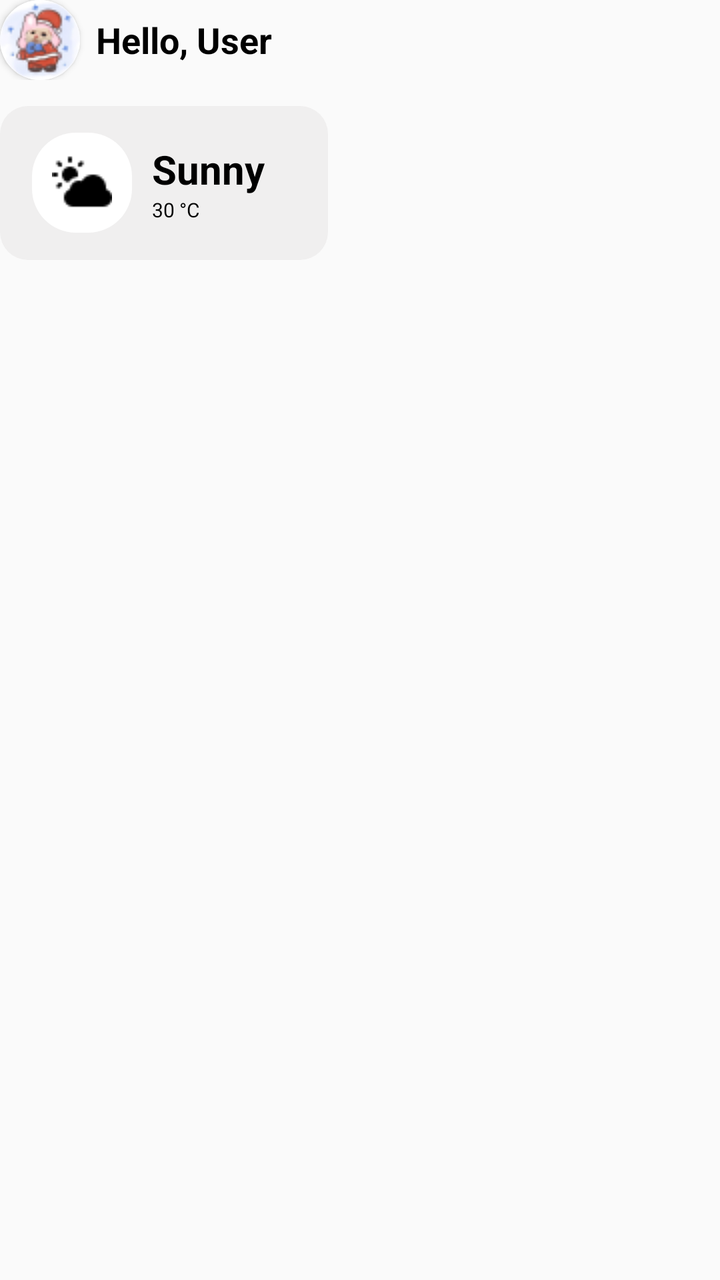
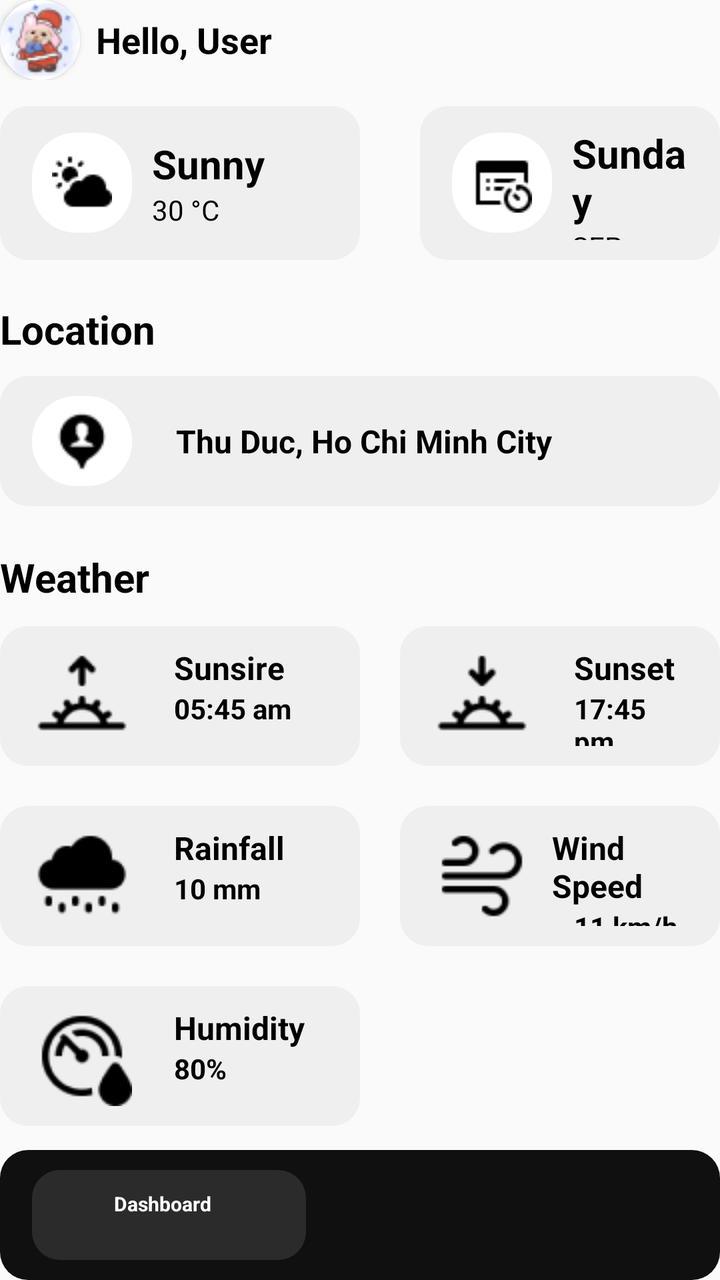

An Android layout rendered at two revisions. The XML below is the earlier revision; the diff shows what the commit changed to produce the second picture.
<!-- AndroidManifest.xml: application theme Theme.Weather_app -->
<!-- res/layout/dashboard.xml -->
<?xml version="1.0" encoding="utf-8"?>
<RelativeLayout xmlns:android="http://schemas.android.com/apk/res/android"
    android:layout_width="match_parent"
    android:layout_height="match_parent"
    xmlns:app="http://schemas.android.com/apk/res-auto"
    android:layout_marginLeft="16dp"
    android:layout_marginRight="16dp"
    android:layout_marginBottom="24dp"
    android:layout_marginTop="16dp">
    <RelativeLayout
        android:id="@+id/RLAvatar"
        android:layout_width="match_parent"
        android:layout_height="wrap_content">
        <androidx.cardview.widget.CardView
            android:id="@+id/CVavataruser"
            android:layout_width="40dp"
            android:layout_height="40dp"
            app:cardCornerRadius="20dp"
            >
            <ImageView
                android:layout_width="40dp"
                android:layout_height="40dp"
                android:background="@drawable/avt"/>

        </androidx.cardview.widget.CardView>
        <TextView
            android:layout_width="wrap_content"
            android:layout_height="wrap_content"
            android:text="Hello, User"
            android:textStyle="bold"
            android:textSize="18dp"
            android:layout_toRightOf="@+id/CVavataruser"
            android:layout_marginLeft="8dp"
            android:layout_centerVertical="true"
            android:textColor="@color/black"
            />
    </RelativeLayout>
    <RelativeLayout
        android:layout_width="match_parent"
        android:layout_height="wrap_content"
        android:layout_below="@id/RLAvatar"
        android:layout_marginTop="13dp">

        <RelativeLayout
            android:layout_width="164dp"
            android:layout_height="77dp"
            android:background="@drawable/rectangle_inputtext">

            <RelativeLayout
                android:id="@+id/RLcirclewhite"
                android:layout_width="50dp"
                android:layout_height="50dp"
                android:layout_centerVertical="true"
                android:background="@drawable/circle_square">

                <ImageView
                    android:layout_width="30dp"
                    android:layout_height="30dp"
                    android:layout_centerInParent="true"
                    android:background="@drawable/cloud" />
            </RelativeLayout>
            <RelativeLayout
                android:layout_width="wrap_content"
                android:layout_height="wrap_content"
                android:layout_toRightOf="@id/RLcirclewhite"
                android:layout_marginLeft="10dp"
                android:layout_centerVertical="true"
                >
                <TextView
                    android:id="@+id/TVsunny"
                    android:textSize="20dp"
                    android:textStyle="bold"
                    android:textColor="@color/black"
                    android:layout_width="wrap_content"
                    android:layout_height="wrap_content"
                    android:text="Sunny"/>
                <TextView
                    android:id="@+id/TVtemp"
                    android:layout_below="@+id/TVsunny"
                    android:layout_width="wrap_content"
                    android:layout_height="wrap_content"
                    android:textSize="10dp"
                    android:textColor="@color/black"
                    android:text="30 °C"/>
            </RelativeLayout>

        </RelativeLayout>

    </RelativeLayout>


</RelativeLayout>
<!-- resources referenced by this layout -->
<resources>
  <color name="black">#FF000000</color>
  <!-- drawable avt: png bitmap (drawable, 3489 bytes) -->
  <!-- drawable circle_square (drawable) -->
  <?xml version="1.0" encoding="utf-8"?>
  <shape xmlns:android="http://schemas.android.com/apk/res/android">
      <solid android:color="@color/white"/>
      <corners android:radius="22dp" />
  
  
  </shape>
  <!-- drawable cloud: png bitmap (drawable, 489 bytes) -->
  <!-- drawable rectangle_inputtext (drawable) -->
  <?xml version="1.0" encoding="utf-8"?>
  <shape xmlns:android="http://schemas.android.com/apk/res/android">
      <solid android:color="#F0EFEF"/>
      <corners android:radius="14dp" />
      <padding android:bottom="10dp" android:left="16dp" android:right="16dp" android:top="10dp"/>
  </shape>
  <style name="Theme.Weather_app" parent="Base.Theme.Weather_app" />
  <color name="white">#FFFFFFFF</color>
  <style name="Base.Theme.Weather_app" parent="Theme.AppCompat.Light.NoActionBar">
          
          
      </style>
</resources>

<!-- the commit's change to res/layout/dashboard.xml (unified diff, before → after) -->
@@ -5,7 +5,7 @@
     xmlns:app="http://schemas.android.com/apk/res-auto"
     android:layout_marginLeft="16dp"
     android:layout_marginRight="16dp"
-    android:layout_marginBottom="24dp"
+    android:layout_marginBottom="16dp"
     android:layout_marginTop="16dp">
     <RelativeLayout
         android:id="@+id/RLAvatar"
@@ -36,13 +36,15 @@
             />
     </RelativeLayout>
     <RelativeLayout
+        android:id="@+id/RLtemptoday"
         android:layout_width="match_parent"
         android:layout_height="wrap_content"
         android:layout_below="@id/RLAvatar"
         android:layout_marginTop="13dp">
 
         <RelativeLayout
-            android:layout_width="164dp"
+            android:id="@+id/RLtemp"
+            android:layout_width="180dp"
             android:layout_height="77dp"
             android:background="@drawable/rectangle_inputtext">
 
@@ -64,8 +66,7 @@
                 android:layout_height="wrap_content"
                 android:layout_toRightOf="@id/RLcirclewhite"
                 android:layout_marginLeft="10dp"
-                android:layout_centerVertical="true"
-                >
+                android:layout_centerVertical="true">
                 <TextView
                     android:id="@+id/TVsunny"
                     android:textSize="20dp"
@@ -79,14 +80,323 @@
                     android:layout_below="@+id/TVsunny"
                     android:layout_width="wrap_content"
                     android:layout_height="wrap_content"
-                    android:textSize="10dp"
+                    android:textSize="14dp"
                     android:textColor="@color/black"
                     android:text="30 °C"/>
             </RelativeLayout>
 
         </RelativeLayout>
-
+        <RelativeLayout
+            android:id="@+id/RLday"
+            android:layout_width="180dp"
+            android:layout_height="77dp"
+            android:layout_toRightOf="@id/RLtemp"
+            android:layout_marginLeft="30dp"
+            android:background="@drawable/rectangle_inputtext">
+            
+            <RelativeLayout
+                android:id="@+id/RLcirclewhite2"
+                android:layout_width="50dp"
+                android:layout_height="50dp"
+                android:background="@drawable/circle_square"
+                android:layout_centerVertical="true">
+
+                <ImageView
+                    android:layout_width="30dp"
+                    android:layout_height="30dp"
+                    android:background="@drawable/calender"
+                    android:layout_centerInParent="true"/>
+            </RelativeLayout>
+            <RelativeLayout
+                android:layout_width="wrap_content"
+                android:layout_height="wrap_content"
+                android:layout_toRightOf="@id/RLcirclewhite2"
+                android:layout_centerVertical="true"
+                android:layout_marginLeft="10dp">
+                <TextView
+                    android:id="@+id/TVdayofweek"
+                    android:layout_width="wrap_content"
+                    android:layout_height="wrap_content"
+                    android:text="Sunday"
+                    android:textColor="@color/black"
+                    android:textStyle="bold"
+                    android:textSize="20dp"/>
+                <TextView
+                    android:id="@+id/TVmonthyear"
+                    android:layout_width="wrap_content"
+                    android:layout_height="wrap_content"
+                    android:layout_below="@id/TVdayofweek"
+                    android:text="SEP 2023"
+                    android:textSize="14dp"
+                    android:textColor="@color/black"/>
+            </RelativeLayout>
+        </RelativeLayout>
     </RelativeLayout>
-
-
+    <RelativeLayout
+        android:id="@+id/RLlocation"
+        android:layout_width="380dp"
+        android:layout_height="102dp"
+        android:layout_below="@id/RLtemptoday"
+        android:layout_marginTop="21dp">
+        <TextView
+            android:id="@+id/TVlocation"
+            android:layout_width="wrap_content"
+            android:layout_height="wrap_content"
+            android:text="Location"
+            android:textStyle="bold"
+            android:textSize="20dp"
+            android:textColor="@color/black"/>
+        <RelativeLayout
+            android:layout_width="match_parent"
+            android:layout_height="70dp"
+            android:layout_below="@id/TVlocation"
+            android:layout_marginTop="10dp"
+            android:background="@drawable/rectangle_inputtext">
+            <RelativeLayout
+                android:id="@+id/RLlocation1"
+                android:layout_width="50dp"
+                android:layout_height="50dp"
+                android:layout_centerVertical="true"
+                android:background="@drawable/circle_square">
+                <ImageView
+                    android:layout_width="30dp"
+                    android:layout_height="30dp"
+                    android:background="@drawable/location"
+                    android:layout_centerInParent="true"/>
+            </RelativeLayout>
+            <RelativeLayout
+                android:layout_width="wrap_content"
+                android:layout_height="wrap_content"
+                android:layout_toRightOf="@id/RLlocation1"
+                android:layout_centerVertical="true"
+                android:layout_marginLeft="22dp">
+                <TextView
+                    android:layout_width="wrap_content"
+                    android:layout_height="wrap_content"
+                    android:text="Thu Duc, Ho Chi Minh City"
+                    android:textStyle="bold"
+                    android:textColor="@color/black"
+                    android:textSize="16dp"/>
+            </RelativeLayout>
+        </RelativeLayout>
+    </RelativeLayout>
+
+    <RelativeLayout
+        android:id="@+id/RLweather"
+        android:layout_width="380dp"
+        android:layout_height="290dp"
+        android:layout_below="@id/RLlocation"
+        android:layout_marginTop="22dp">
+
+        <TextView
+            android:id="@+id/TVweather"
+            android:layout_width="wrap_content"
+            android:layout_height="wrap_content"
+            android:text="Weather"
+            android:textColor="@color/black"
+            android:textSize="20dp"
+            android:textStyle="bold" />
+
+        <RelativeLayout
+
+            android:layout_width="180dp"
+            android:layout_height="70dp"
+            android:layout_below="@+id/TVweather"
+            android:layout_marginTop="11dp"
+            android:background="@drawable/rectangle_inputtext">
+
+            <ImageView
+                android:id="@+id/IMsunsire"
+                android:layout_width="50dp"
+                android:layout_height="50dp"
+                android:layout_centerVertical="true"
+                android:background="@drawable/sunrise" />
+
+            <TextView
+                android:id="@+id/TVsunsire"
+                android:layout_width="wrap_content"
+                android:layout_height="wrap_content"
+                android:layout_marginLeft="21dp"
+                android:layout_toRightOf="@+id/IMsunsire"
+                android:text="Sunsire"
+                android:textColor="@color/black"
+                android:textSize="16dp"
+                android:textStyle="bold" />
+
+            <TextView
+                android:layout_width="wrap_content"
+                android:layout_height="wrap_content"
+                android:layout_below="@+id/TVsunsire"
+                android:layout_marginLeft="21dp"
+                android:layout_toRightOf="@id/IMsunsire"
+                android:text="05:45 am"
+                android:textColor="@color/black"
+                android:textStyle="bold" />
+        </RelativeLayout>
+
+        <RelativeLayout
+            android:layout_width="180dp"
+            android:layout_height="70dp"
+            android:layout_below="@id/TVweather"
+            android:layout_marginLeft="200dp"
+            android:layout_marginTop="11dp"
+            android:background="@drawable/rectangle_inputtext">
+
+            <ImageView
+                android:id="@+id/IMsunset"
+                android:layout_width="50dp"
+                android:layout_height="50dp"
+                android:layout_centerVertical="true"
+                android:background="@drawable/sunset" />
+
+            <TextView
+                android:id="@+id/TVsunset"
+                android:layout_width="wrap_content"
+                android:layout_height="wrap_content"
+                android:layout_marginLeft="21dp"
+                android:layout_toRightOf="@id/IMsunset"
+                android:text="Sunset"
+                android:textColor="@color/black"
+                android:textSize="16dp"
+                android:textStyle="bold" />
+
+            <TextView
+                android:layout_width="wrap_content"
+                android:layout_height="wrap_content"
+                android:layout_below="@id/TVsunset"
+                android:layout_marginLeft="21dp"
+                android:layout_toRightOf="@id/IMsunset"
+                android:text="17:45 pm"
+                android:textColor="@color/black"
+                android:textStyle="bold" />
+        </RelativeLayout>
+
+        <RelativeLayout
+            android:layout_width="180dp"
+            android:layout_height="70dp"
+            android:layout_below="@id/TVweather"
+            android:layout_marginTop="101dp"
+            android:background="@drawable/rectangle_inputtext">
+
+            <ImageView
+                android:id="@+id/IMrainfall"
+                android:layout_width="50dp"
+                android:layout_height="50dp"
+                android:layout_centerVertical="true"
+                android:background="@drawable/rainfall" />
+
+            <TextView
+                android:id="@+id/TVrainfall"
+                android:layout_width="wrap_content"
+                android:layout_height="wrap_content"
+                android:layout_marginLeft="21dp"
+                android:layout_toRightOf="@id/IMrainfall"
+                android:text="Rainfall"
+                android:textColor="@color/black"
+                android:textSize="16dp"
+                android:textStyle="bold" />
+
+            <TextView
+                android:layout_width="wrap_content"
+                android:layout_height="wrap_content"
+                android:layout_below="@+id/TVrainfall"
+                android:layout_marginLeft="21dp"
+                android:layout_toRightOf="@id/IMrainfall"
+                android:text="10 mm"
+                android:textColor="@color/black"
+                android:textStyle="bold" />
+        </RelativeLayout>
+
+        <RelativeLayout
+            android:layout_width="180dp"
+            android:layout_height="70dp"
+            android:layout_below="@id/TVweather"
+            android:layout_marginLeft="200dp"
+            android:layout_marginTop="101dp"
+            android:background="@drawable/rectangle_inputtext">
+
+            <ImageView
+                android:id="@+id/IMwindspeed"
+                android:layout_width="50dp"
+                android:layout_height="50dp"
+                android:layout_centerVertical="true"
+                android:background="@drawable/windspeed" />
+
+            <TextView
+                android:id="@+id/TVwindspeed"
+                android:layout_width="wrap_content"
+                android:layout_height="wrap_content"
+                android:layout_marginLeft="10dp"
+                android:layout_toRightOf="@id/IMwindspeed"
+                android:text="Wind Speed"
+                android:textColor="@color/black"
+                android:textSize="16dp"
+                android:textStyle="bold" />
+
+            <TextView
+                android:layout_width="wrap_content"
+                android:layout_height="wrap_content"
+                android:layout_below="@id/TVwindspeed"
+                android:layout_marginLeft="21dp"
+                android:layout_toRightOf="@id/IMwindspeed"
+                android:text="11 km/h"
+                android:textColor="@color/black"
+                android:textStyle="bold" />
+        </RelativeLayout>
+
+        <RelativeLayout
+            android:layout_width="180dp"
+            android:layout_height="70dp"
+            android:layout_below="@id/TVweather"
+            android:layout_marginTop="191dp"
+            android:background="@drawable/rectangle_inputtext">
+            <ImageView
+                android:id="@+id/IMhumidity"
+                android:layout_width="50dp"
+                android:layout_height="50dp"
+                android:background="@drawable/humidity"
+                android:layout_centerVertical="true"/>
+            <TextView
+                android:id="@+id/TVhumidity"
+                android:layout_width="wrap_content"
+                android:layout_height="wrap_content"
+                android:layout_toRightOf="@id/IMhumidity"
+                android:layout_marginLeft="21dp"
+                android:text="Humidity"
+                android:textSize="16dp"
+                android:textColor="@color/black"
+                android:textStyle="bold"/>
+            <TextView
+                android:layout_width="wrap_content"
+                android:layout_height="wrap_content"
+                android:layout_below="@id/TVhumidity"
+                android:layout_toRightOf="@id/IMhumidity"
+                android:layout_marginLeft="21dp"
+                android:text="80%"
+                android:textStyle="bold"
+                android:textColor="@color/black"/>
+        </RelativeLayout>
+    </RelativeLayout>
+    <RelativeLayout
+        android:layout_below="@id/RLweather"
+        android:layout_marginTop="10dp"
+        android:layout_width="380dp"
+        android:layout_height="120dp"
+        android:background="@drawable/taskbar_black">
+        <RelativeLayout
+            android:layout_width="137dp"
+            android:layout_height="100dp"
+            android:background="@drawable/bg_taskbar">
+            <TextView
+                android:id="@+id/TVdashboard"
+                android:layout_width="50dp"
+                android:layout_height="50dp"
+                android:text="Dashboard"
+                android:textSize="10dp"
+                android:layout_marginStart="25dp"
+                android:layout_centerVertical="true"
+                android:textStyle="bold"
+                android:textColor="@color/white"/>
+        </RelativeLayout>
+    </RelativeLayout>
 </RelativeLayout>
<!-- resource entries referenced after the edit -->
@@ -2,6 +2,14 @@
 <resources>
   <color name="black">#FF000000</color>
   <!-- drawable avt: png bitmap (drawable, 3489 bytes) -->
+  <!-- drawable bg_taskbar (drawable) -->
+  <?xml version="1.0" encoding="utf-8"?>
+  <shape xmlns:android="http://schemas.android.com/apk/res/android">
+      <solid android:color="#2B2B2B"/>
+      <corners android:radius="14dp" />
+      <padding android:bottom="10dp" android:left="16dp" android:right="16dp" android:top="10dp"/>
+  </shape>
+  <!-- drawable calender: png bitmap (drawable, 485 bytes) -->
   <!-- drawable circle_square (drawable) -->
   <?xml version="1.0" encoding="utf-8"?>
   <shape xmlns:android="http://schemas.android.com/apk/res/android">
@@ -11,6 +19,9 @@
   
   </shape>
   <!-- drawable cloud: png bitmap (drawable, 489 bytes) -->
+  <!-- drawable humidity: png bitmap (drawable, 1543 bytes) -->
+  <!-- drawable location: png bitmap (drawable, 560 bytes) -->
+  <!-- drawable rainfall: png bitmap (drawable, 842 bytes) -->
   <!-- drawable rectangle_inputtext (drawable) -->
   <?xml version="1.0" encoding="utf-8"?>
   <shape xmlns:android="http://schemas.android.com/apk/res/android">
@@ -18,6 +29,16 @@
       <corners android:radius="14dp" />
       <padding android:bottom="10dp" android:left="16dp" android:right="16dp" android:top="10dp"/>
   </shape>
+  <!-- drawable sunrise: png bitmap (drawable, 793 bytes) -->
+  <!-- drawable sunset: png bitmap (drawable, 781 bytes) -->
+  <!-- drawable taskbar_black (drawable) -->
+  <?xml version="1.0" encoding="utf-8"?>
+  <shape xmlns:android="http://schemas.android.com/apk/res/android">
+      <solid android:color="#101010"/>
+      <corners android:radius="14dp" />
+      <padding android:bottom="10dp" android:left="16dp" android:right="16dp" android:top="10dp"/>
+  </shape>
+  <!-- drawable windspeed: png bitmap (drawable, 887 bytes) -->
   <style name="Theme.Weather_app" parent="Base.Theme.Weather_app" />
   <color name="white">#FFFFFFFF</color>
   <style name="Base.Theme.Weather_app" parent="Theme.AppCompat.Light.NoActionBar">
